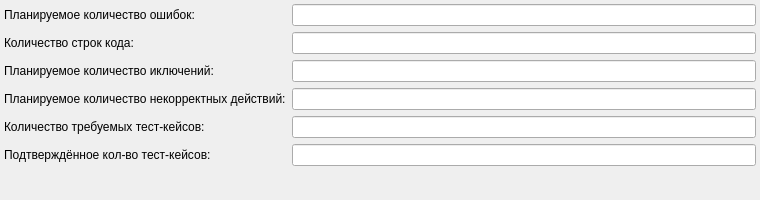
Qt form projectpassportdialog.ui (YuliaLee/yuliya) before a commit.
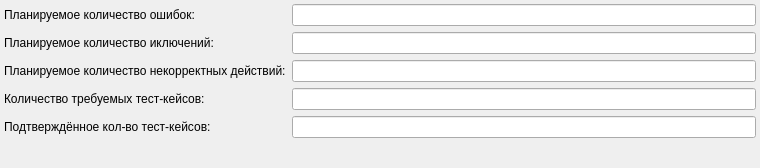
The same form after that commit.

What changed in the file:
```diff
--- a/projectpassportdialog.ui
+++ b/projectpassportdialog.ui
@@ -7,7 +7,7 @@
     <x>0</x>
     <y>0</y>
     <width>760</width>
-    <height>200</height>
+    <height>168</height>
    </rect>
   </property>
   <property name="maximumSize">
@@ -43,53 +43,43 @@
     <widget class="QLineEdit" name="_editReferenceNumberOfErrors"/>
    </item>
    <item row="1" column="0">
-    <widget class="QLabel" name="label_2">
-     <property name="text">
-      <string>Количество строк кода:</string>
-     </property>
-    </widget>
-   </item>
-   <item row="1" column="1">
-    <widget class="QLineEdit" name="_editCodeLines"/>
-   </item>
-   <item row="2" column="0">
     <widget class="QLabel" name="label_3">
      <property name="text">
       <string>Планируемое количество иключений:</string>
      </property>
     </widget>
    </item>
-   <item row="2" column="1">
+   <item row="1" column="1">
     <widget class="QLineEdit" name="_editExceptions"/>
    </item>
-   <item row="4" column="0">
+   <item row="3" column="0">
     <widget class="QLabel" name="label_4">
      <property name="text">
       <string>Планируемое количество некорректных действий:</string>
      </property>
     </widget>
    </item>
-   <item row="4" column="1">
+   <item row="3" column="1">
     <widget class="QLineEdit" name="_editIncorrectActions"/>
    </item>
-   <item row="5" column="0">
+   <item row="4" column="0">
     <widget class="QLabel" name="label_6">
      <property name="text">
       <string>Количество требуемых тест-кейсов:</string>
      </property>
     </widget>
    </item>
-   <item row="5" column="1">
+   <item row="4" column="1">
     <widget class="QLineEdit" name="_editNeedTestCase"/>
    </item>
-   <item row="6" column="0">
+   <item row="5" column="0">
     <widget class="QLabel" name="label_7">
      <property name="text">
       <string>Подтверждённое кол-во тест-кейсов:</string>
      </property>
     </widget>
    </item>
-   <item row="6" column="1">
+   <item row="5" column="1">
     <widget class="QLineEdit" name="_editCreatedTestCase"/>
    </item>
   </layout>
```
